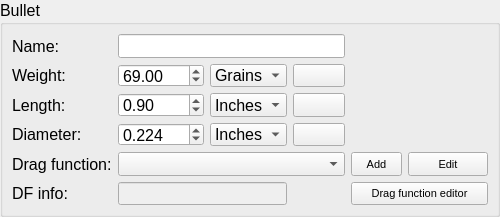
First picture: the form in ui_templates/prof_bullet.ui, repository o-murphy/archer_ballistics_constructor, before the edit.
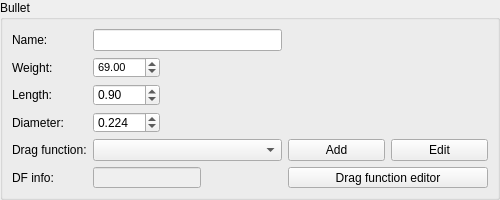
Second picture: the form after the edit. Icons and pictures are not drawn.

```diff
--- a/ui_templates/prof_bullet.ui
+++ b/ui_templates/prof_bullet.ui
@@ -7,7 +7,7 @@
     <x>0</x>
     <y>0</y>
     <width>500</width>
-    <height>217</height>
+    <height>200</height>
    </rect>
   </property>
   <property name="windowTitle">
@@ -40,14 +40,9 @@
      <property name="minimumSize">
       <size>
        <width>500</width>
-       <height>217</height>
+       <height>188</height>
       </size>
      </property>
-     <property name="font">
-      <font>
-       <pointsize>12</pointsize>
-      </font>
-     </property>
      <property name="styleSheet">
       <string notr="true"/>
      </property>
@@ -65,7 +60,7 @@
         </property>
         <property name="font">
          <font>
-          <pointsize>12</pointsize>
+          <pointsize>8</pointsize>
          </font>
         </property>
         <property name="decimals">
@@ -82,39 +77,17 @@
         </property>
        </widget>
       </item>
-      <item row="3" column="2">
-       <widget class="QComboBox" name="diameterQuantity">
-        <property name="sizePolicy">
-         <sizepolicy hsizetype="Preferred" vsizetype="Preferred">
-          <horstretch>0</horstretch>
-          <verstretch>0</verstretch>
-         </sizepolicy>
-        </property>
-        <property name="font">
-         <font>
-          <pointsize>12</pointsize>
-         </font>
-        </property>
-        <property name="styleSheet">
-         <string notr="true"/>
-        </property>
-        <item>
-         <property name="text">
-          <string>Inches</string>
-         </property>
-        </item>
-        <item>
-         <property name="text">
-          <string>mm</string>
-         </property>
-        </item>
-       </widget>
-      </item>
       <item row="5" column="1" colspan="2">
        <widget class="QLineEdit" name="dragFuncData">
         <property name="enabled">
          <bool>false</bool>
         </property>
+        <property name="sizePolicy">
+         <sizepolicy hsizetype="Fixed" vsizetype="Preferred">
+          <horstretch>0</horstretch>
+          <verstretch>0</verstretch>
+         </sizepolicy>
+        </property>
        </widget>
       </item>
       <item row="4" column="0">
@@ -125,11 +98,6 @@
           <verstretch>0</verstretch>
          </sizepolicy>
         </property>
-        <property name="font">
-         <font>
-          <pointsize>12</pointsize>
-         </font>
-        </property>
         <property name="text">
          <string>Drag function:</string>
         </property>
@@ -143,11 +111,6 @@
           <verstretch>0</verstretch>
          </sizepolicy>
         </property>
-        <property name="font">
-         <font>
-          <pointsize>12</pointsize>
-         </font>
-        </property>
         <property name="text">
          <string>Length:</string>
         </property>
@@ -167,11 +130,6 @@
           <height>0</height>
          </size>
         </property>
-        <property name="font">
-         <font>
-          <pointsize>8</pointsize>
-         </font>
-        </property>
         <property name="toolTip">
          <string>&lt;font color=black&gt;Edit drag function&lt;/font&gt;</string>
         </property>
@@ -195,11 +153,6 @@
           <verstretch>0</verstretch>
          </sizepolicy>
         </property>
-        <property name="font">
-         <font>
-          <pointsize>12</pointsize>
-         </font>
-        </property>
         <property name="text">
          <string>Name:</string>
         </property>
@@ -213,52 +166,11 @@
           <verstretch>0</verstretch>
          </sizepolicy>
         </property>
-        <property name="font">
-         <font>
-          <pointsize>12</pointsize>
-         </font>
-        </property>
         <property name="text">
          <string>Weight:</string>
         </property>
        </widget>
       </item>
-      <item row="1" column="3">
-       <widget class="QToolButton" name="weightSwitch">
-        <property name="sizePolicy">
-         <sizepolicy hsizetype="Preferred" vsizetype="Preferred">
-          <horstretch>0</horstretch>
-          <verstretch>0</verstretch>
-         </sizepolicy>
-        </property>
-        <property name="font">
-         <font>
-          <pointsize>8</pointsize>
-          <weight>75</weight>
-          <italic>false</italic>
-          <bold>true</bold>
-          <underline>false</underline>
-         </font>
-        </property>
-        <property name="toolTip">
-         <string>&lt;font color=black&gt;Convert&lt;/font&gt;</string>
-        </property>
-        <property name="text">
-         <string/>
-        </property>
-        <property name="icon">
-         <iconset>
-          <normaloff>../.rsrc/res/drawable/secondarybtn21a.png</normaloff>
-          <disabledoff>../.rsrc/res/drawable/secondarybtn21b.png</disabledoff>../.rsrc/res/drawable/secondarybtn21a.png</iconset>
-        </property>
-        <property name="iconSize">
-         <size>
-          <width>16</width>
-          <height>16</height>
-         </size>
-        </property>
-       </widget>
-      </item>
       <item row="4" column="1" colspan="3">
        <widget class="QComboBox" name="dragType">
         <property name="sizePolicy">
@@ -273,11 +185,6 @@
           <height>16777215</height>
          </size>
         </property>
-        <property name="font">
-         <font>
-          <pointsize>12</pointsize>
-         </font>
-        </property>
         <property name="styleSheet">
          <string notr="true"/>
         </property>
@@ -307,34 +214,6 @@
         </layout>
        </widget>
       </item>
-      <item row="2" column="2">
-       <widget class="QComboBox" name="lengthQuantity">
-        <property name="sizePolicy">
-         <sizepolicy hsizetype="Preferred" vsizetype="Preferred">
-          <horstretch>0</horstretch>
-          <verstretch>0</verstretch>
-         </sizepolicy>
-        </property>
-        <property name="font">
-         <font>
-          <pointsize>12</pointsize>
-         </font>
-        </property>
-        <property name="styleSheet">
-         <string notr="true"/>
-        </property>
-        <item>
-         <property name="text">
-          <string>Inches</string>
-         </property>
-        </item>
-        <item>
-         <property name="text">
-          <string>mm</string>
-         </property>
-        </item>
-       </widget>
-      </item>
       <item row="5" column="0">
        <widget class="QLabel" name="label_78">
         <property name="sizePolicy">
@@ -343,11 +222,6 @@
           <verstretch>0</verstretch>
          </sizepolicy>
         </property>
-        <property name="font">
-         <font>
-          <pointsize>12</pointsize>
-         </font>
-        </property>
         <property name="text">
          <string>DF info:</string>
         </property>
@@ -361,11 +235,6 @@
           <verstretch>0</verstretch>
          </sizepolicy>
         </property>
-        <property name="font">
-         <font>
-          <pointsize>12</pointsize>
-         </font>
-        </property>
         <property name="styleSheet">
          <string notr="true"/>
         </property>
@@ -388,116 +257,11 @@
           <verstretch>0</verstretch>
          </sizepolicy>
         </property>
-        <property name="font">
-         <font>
-          <pointsize>12</pointsize>
-         </font>
-        </property>
         <property name="text">
          <string>Diameter:</string>
         </property>
        </widget>
       </item>
-      <item row="1" column="2">
-       <widget class="QComboBox" name="weightQuantity">
-        <property name="sizePolicy">
-         <sizepolicy hsizetype="Preferred" vsizetype="Preferred">
-          <horstretch>0</horstretch>
-          <verstretch>0</verstretch>
-         </sizepolicy>
-        </property>
-        <property name="font">
-         <font>
-          <pointsize>12</pointsize>
-         </font>
-        </property>
-        <property name="styleSheet">
-         <string notr="true"/>
-        </property>
-        <item>
-         <property name="text">
-          <string>Grains</string>
-         </property>
-        </item>
-        <item>
-         <property name="text">
-          <string>Grams</string>
-         </property>
-        </item>
-       </widget>
-      </item>
-      <item row="2" column="3">
-       <widget class="QToolButton" name="lengthSwitch">
-        <property name="sizePolicy">
-         <sizepolicy hsizetype="Preferred" vsizetype="Preferred">
-          <horstretch>0</horstretch>
-          <verstretch>0</verstretch>
-         </sizepolicy>
-        </property>
-        <property name="font">
-         <font>
-          <pointsize>8</pointsize>
-          <weight>75</weight>
-          <italic>false</italic>
-          <bold>true</bold>
-          <underline>false</underline>
-         </font>
-        </property>
-        <property name="toolTip">
-         <string>&lt;font color=black&gt;Convert&lt;/font&gt;</string>
-        </property>
-        <property name="text">
-         <string/>
-        </property>
-        <property name="icon">
-         <iconset>
-          <normaloff>../.rsrc/res/drawable/secondarybtn21a.png</normaloff>
-          <disabledoff>../.rsrc/res/drawable/secondarybtn21b.png</disabledoff>../.rsrc/res/drawable/secondarybtn21a.png</iconset>
-        </property>
-        <property name="iconSize">
-         <size>
-          <width>16</width>
-          <height>16</height>
-         </size>
-        </property>
-       </widget>
-      </item>
-      <item row="3" column="3">
-       <widget class="QToolButton" name="diameterSwitch">
-        <property name="sizePolicy">
-         <sizepolicy hsizetype="Preferred" vsizetype="Preferred">
-          <horstretch>0</horstretch>
-          <verstretch>0</verstretch>
-         </sizepolicy>
-        </property>
-        <property name="font">
-         <font>
-          <pointsize>8</pointsize>
-          <weight>75</weight>
-          <italic>false</italic>
-          <bold>true</bold>
-          <underline>false</underline>
-         </font>
-        </property>
-        <property name="toolTip">
-         <string>&lt;font color=black&gt;Convert&lt;/font&gt;</string>
-        </property>
-        <property name="text">
-         <string/>
-        </property>
-        <property name="icon">
-         <iconset>
-          <normaloff>../.rsrc/res/drawable/secondarybtn21a.png</normaloff>
-          <disabledoff>../.rsrc/res/drawable/secondarybtn21b.png</disabledoff>../.rsrc/res/drawable/secondarybtn21a.png</iconset>
-        </property>
-        <property name="iconSize">
-         <size>
-          <width>16</width>
-          <height>16</height>
-         </size>
-        </property>
-       </widget>
-      </item>
       <item row="2" column="1">
        <widget class="QDoubleSpinBox" name="length">
         <property name="sizePolicy">
@@ -506,11 +270,6 @@
           <verstretch>0</verstretch>
          </sizepolicy>
         </property>
-        <property name="font">
-         <font>
-          <pointsize>12</pointsize>
-         </font>
-        </property>
         <property name="decimals">
          <number>2</number>
         </property>
@@ -530,11 +289,6 @@
           <verstretch>0</verstretch>
          </sizepolicy>
         </property>
-        <property name="font">
-         <font>
-          <pointsize>12</pointsize>
-         </font>
-        </property>
         <property name="decimals">
          <number>3</number>
         </property>
@@ -546,38 +300,6 @@
         </property>
        </widget>
       </item>
-      <item row="4" column="5">
-       <widget class="QPushButton" name="dfDataEditor">
-        <property name="sizePolicy">
-         <sizepolicy hsizetype="Preferred" vsizetype="Preferred">
-          <horstretch>0</horstretch>
-          <verstretch>0</verstretch>
-         </sizepolicy>
-        </property>
-        <property name="minimumSize">
-         <size>
-          <width>60</width>
-          <height>0</height>
-         </size>
-        </property>
-        <property name="font">
-         <font>
-          <pointsize>8</pointsize>
-         </font>
-        </property>
-        <property name="toolTip">
-         <string>&lt;font color=black&gt;Edit drag function&lt;/font&gt;</string>
-        </property>
-        <property name="text">
-         <string>Edit</string>
-        </property>
-        <property name="icon">
-         <iconset resource="../.rsrc/res.qrc">
-          <normaloff>:/icons/res/drawable-hdpi-v4/settingsbtn_menu21a.png</normaloff>
-          <disabledoff>:/icons/res/drawable-hdpi-v4/settingsbtn_menu21b.png</disabledoff>:/icons/res/drawable-hdpi-v4/settingsbtn_menu21a.png</iconset>
-        </property>
-       </widget>
-      </item>
       <item row="5" column="4" colspan="2">
        <widget class="QPushButton" name="dragEditor">
         <property name="sizePolicy">
@@ -588,15 +310,10 @@
         </property>
         <property name="minimumSize">
          <size>
-          <width>60</width>
+          <width>200</width>
           <height>0</height>
          </size>
         </property>
-        <property name="font">
-         <font>
-          <pointsize>8</pointsize>
-         </font>
-        </property>
         <property name="toolTip">
          <string>&lt;font color=black&gt;Edit drag function&lt;/font&gt;</string>
         </property>
@@ -605,6 +322,35 @@
         </property>
        </widget>
       </item>
+      <item row="4" column="5">
+       <widget class="QToolButton" name="dfDataEditor">
+        <property name="sizePolicy">
+         <sizepolicy hsizetype="Preferred" vsizetype="Preferred">
+          <horstretch>0</horstretch>
+          <verstretch>0</verstretch>
+         </sizepolicy>
+        </property>
+        <property name="minimumSize">
+         <size>
+          <width>60</width>
+          <height>0</height>
+         </size>
+        </property>
+        <property name="toolTip">
+         <string>&lt;font color=black&gt;Edit drag function&lt;/font&gt;</string>
+        </property>
+        <property name="text">
+         <string>Edit</string>
+        </property>
+        <property name="icon">
+         <iconset resource="../.rsrc/res.qrc">
+          <normaloff>:/icons/res/drawable-hdpi-v4/settingsbtn_menu21a.png</normaloff>:/icons/res/drawable-hdpi-v4/settingsbtn_menu21a.png</iconset>
+        </property>
+        <property name="toolButtonStyle">
+         <enum>Qt::ToolButtonTextBesideIcon</enum>
+        </property>
+       </widget>
+      </item>
      </layout>
     </widget>
    </item>
```
